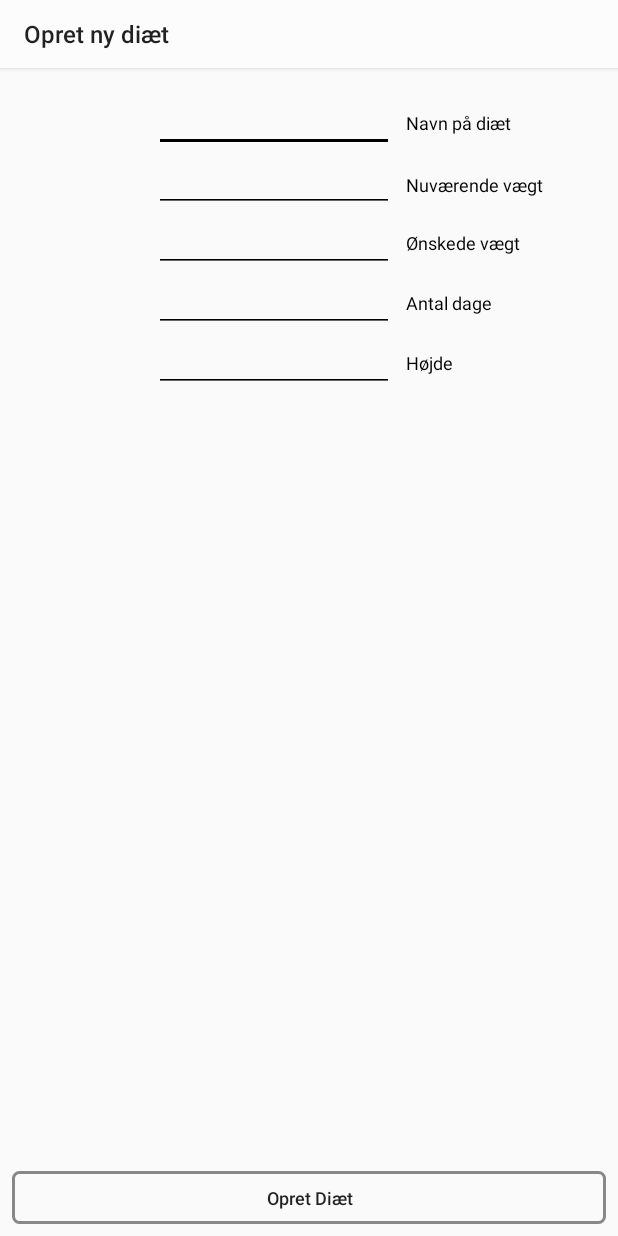
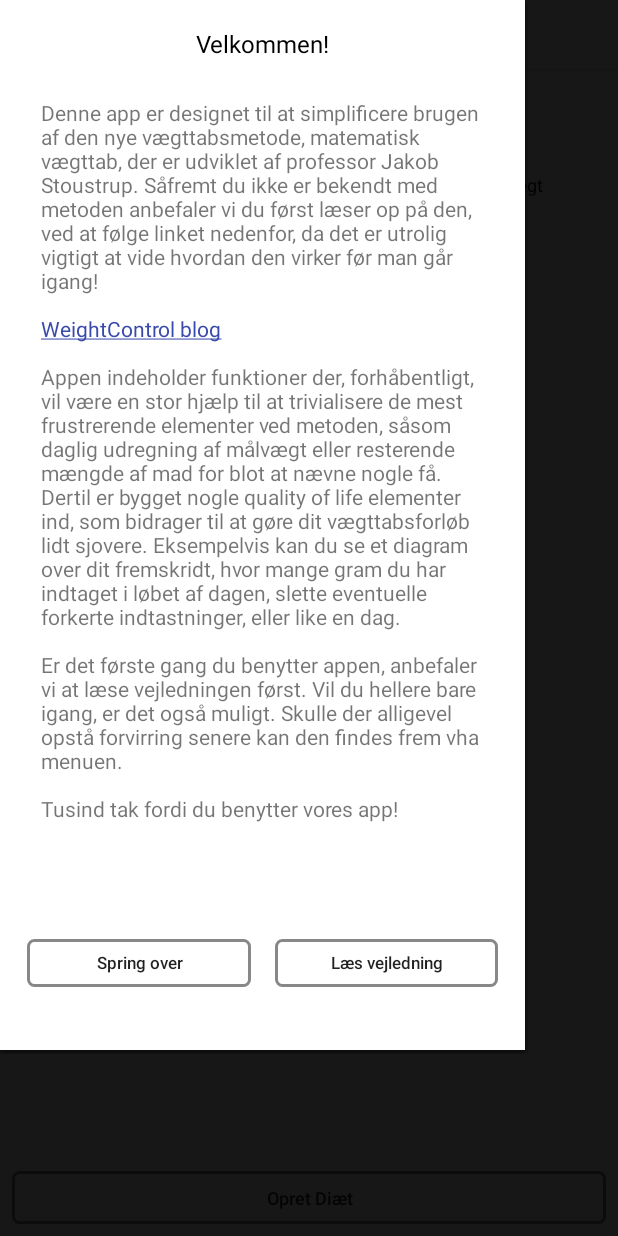
Before and after one commit to Skydt90/Math_Diet, an Android app: the screen it shows after launch (DietCreationActivity), on a phone screen of 412 x 824 dp. Run offline under Robolectric (Android 15) with nearby library versions, the phone set to English and light mode, and no system bars; libraries missing offline, so code that uses them is left out: com.github.mikephil.charting; 3 statements that could not run were skipped.

Commit message:
popupwindow with welcome message added and coded

```diff
--- a/app/src/main/java/com/skydt/weightcontrol/activities/DietCreationActivity.java
+++ b/app/src/main/java/com/skydt/weightcontrol/activities/DietCreationActivity.java
@@ -10,6 +10,7 @@ import android.os.Bundle;
 import android.support.v7.app.AlertDialog;
 import android.support.v7.app.AppCompatActivity;
 import android.support.v7.widget.Toolbar;
+import android.util.DisplayMetrics;
 import android.util.Log;
 import android.view.View;
 import android.view.inputmethod.InputMethodManager;
@@ -21,6 +22,7 @@ import com.skydt.weightcontrol.R;
 import com.skydt.weightcontrol.models.Diet;
 import com.skydt.weightcontrol.services.DayService;
 import com.skydt.weightcontrol.services.DietService;
+import com.skydt.weightcontrol.services.PopupService;
 
 import java.util.Locale;
 
@@ -36,15 +38,24 @@ public class DietCreationActivity extends AppCompatActivity implements View.OnCl
     private DietService dietService;
     private DayService dayService;
     private int dietID;
+    private boolean welcome;
+    SharedPreferences sharedPreferences;
 
     @Override
     protected void onCreate(Bundle savedInstanceState)
     {
         super.onCreate(savedInstanceState);
         setContentView(R.layout.diet_creation_activity);
+        sharedPreferences = getSharedPreferences("menu_values", MODE_PRIVATE);
         Toolbar toolbar = findViewById(R.id.toolbar);
         setSupportActionBar(toolbar);
         loadInterface();
+        checkSharedPreferences();
+    }
+
+    private void checkSharedPreferences()
+    {
+        welcome = sharedPreferences.getBoolean("welcome", true);
     }
 
     private void loadInterface()
@@ -203,6 +214,28 @@ public class DietCreationActivity extends AppCompatActivity implements View.OnCl
         editor.apply();
     }
 
+    private void showWelcome()
+    {
+        PopupService popupService = new PopupService(findViewById(android.R.id.content), this, sharedPreferences);
+        DisplayMetrics displayMetrics = new DisplayMetrics();
+
+        getWindowManager().getDefaultDisplay().getMetrics(displayMetrics);
+        double[] sizes = {displayMetrics.widthPixels * 0.85, displayMetrics.heightPixels * 0.85};
+
+        popupService.showPopupWindow(sizes);
+    }
+
+    @Override
+    public void onAttachedToWindow()
+    {
+        super.onAttachedToWindow();
+        if (welcome == welcome)
+        {
+            showWelcome();
+        }
+        showWelcome();
+    }
+
     private class CreateDiet extends AsyncTask<Void, Void, Void>
     {
         private static final String TAG = "CreateDiet";
--- a/app/src/main/java/com/skydt/weightcontrol/activities/MainMenuActivity.java
+++ b/app/src/main/java/com/skydt/weightcontrol/activities/MainMenuActivity.java
@@ -6,6 +6,7 @@ import android.graphics.Color;
 import android.os.Bundle;
 import android.support.v7.app.AppCompatActivity;
 import android.support.v7.widget.Toolbar;
+import android.util.DisplayMetrics;
 import android.view.Menu;
 import android.view.MenuItem;
 import android.view.View;
@@ -22,6 +23,7 @@ import com.skydt.weightcontrol.services.BodyWeighInService;
 import com.skydt.weightcontrol.services.ChartService;
 import com.skydt.weightcontrol.services.DayService;
 import com.skydt.weightcontrol.services.DietService;
+import com.skydt.weightcontrol.services.PopupService;
 
 import java.util.ArrayList;
 import java.util.List;
@@ -295,8 +297,9 @@ public class MainMenuActivity extends AppCompatActivity implements View.OnClickL
                 startActivity(intent);
                 break;
 
-            case R.id.mnuAbout:
-
+            case R.id.mnuInformation:
+                intent = new Intent(this, InformationActivity.class);
+                startActivity(intent);
                 break;
 
             default:
@@ -312,4 +315,10 @@ public class MainMenuActivity extends AppCompatActivity implements View.OnClickL
         setupInterfaceBasedOnSharedPreferences();
         super.onRestart();
     }
+
+    @Override
+    public void onAttachedToWindow()
+    {
+        super.onAttachedToWindow();
+    }
 }
--- /dev/null
+++ b/app/src/main/java/com/skydt/weightcontrol/services/PopupService.java
@@ -0,0 +1,106 @@
+package com.skydt.weightcontrol.services;
+
+import android.content.Context;
+import android.content.Intent;
+import android.content.SharedPreferences;
+import android.graphics.Color;
+import android.graphics.drawable.ColorDrawable;
+import android.os.Build;
+import android.text.method.LinkMovementMethod;
+import android.view.Gravity;
+import android.view.LayoutInflater;
+import android.view.View;
+import android.view.WindowManager;
+import android.widget.Button;
+import android.widget.TextView;
+
+import com.skydt.weightcontrol.R;
+import com.skydt.weightcontrol.activities.InformationActivity;
+
+public class PopupService implements View.OnClickListener
+{
+    private android.widget.PopupWindow popupWindow;
+    private View view;
+    private Context context;
+    private SharedPreferences sharedPreferences;
+
+    public PopupService(View view, Context context, SharedPreferences sharedPreferences)
+    {
+        this.view = view;
+        this.context = context;
+        this.sharedPreferences = sharedPreferences;
+    }
+
+    public void showPopupWindow(double[] sizes)
+    {
+        // inflate the layout of the popup window
+        LayoutInflater inflater = LayoutInflater.from(context);
+        View popupView = inflater.inflate(R.layout.popup_window, null);
+
+        // enables clickable links in text view
+        ((TextView)popupView.findViewById(R.id.tvWelcome)).setMovementMethod(LinkMovementMethod.getInstance());
+
+        Button btn1 = popupView.findViewById(R.id.button1);
+        Button btn2 = popupView.findViewById(R.id.button2);
+        btn1.setOnClickListener(this);
+        btn2.setOnClickListener(this);
+
+        // set the size of the popup and enables outside clicks (focusable)
+        popupWindow = new android.widget.PopupWindow(popupView, (int)sizes[0], (int)sizes[1], true);
+        popupWindow.setBackgroundDrawable(new ColorDrawable(Color.WHITE));
+
+        // check SDK version, since only available in 21 and above
+        if (Build.VERSION.SDK_INT >= 21)
+        {
+            popupWindow.setElevation(20);
+        }
+        // show popup at screen center
+        popupWindow.showAtLocation(view, Gravity.CENTER, 0, 0);
+
+        // dim AFTER popup is shown to avoid null point
+        dimBehind(popupWindow, context);
+    }
+
+    private void dimBehind(android.widget.PopupWindow popupWindow, Context context)
+    {
+        // get the containing view, which the popup is on top of
+        View container = popupWindow.getContentView().getRootView();
+        WindowManager windowManager = (WindowManager) context.getSystemService(Context.WINDOW_SERVICE);
+        WindowManager.LayoutParams params = (WindowManager.LayoutParams) container.getLayoutParams();
+
+        // dims the containing layout
+        params.flags = WindowManager.LayoutParams.FLAG_DIM_BEHIND;
+        params.dimAmount = 0.7f;
+        windowManager.updateViewLayout(container, params);
+    }
+
+    private void saveBoolInSharedPreferences()
+    {
+        SharedPreferences.Editor editor = sharedPreferences.edit();
+        editor.putBoolean("welcome", false);
+        editor.apply();
+    }
+
+    @Override
+    public void onClick(View v)
+    {
+        Button btn = (Button) v;
+        int id = btn.getId();
+
+        switch(id)
+        {
+            case R.id.button1:
+                popupWindow.dismiss();
+                saveBoolInSharedPreferences();
+                break;
+            case R.id.button2:
+                Intent intent = new Intent(context, InformationActivity.class);
+                popupWindow.dismiss();
+                saveBoolInSharedPreferences();
+                context.startActivity(intent);
+                break;
+            default:
+                break;
+        }
+    }
+}
--- /dev/null
+++ b/app/src/main/res/layout/popup_window.xml
@@ -0,0 +1,96 @@
+<?xml version="1.0" encoding="utf-8"?>
+<android.support.constraint.ConstraintLayout xmlns:android="http://schemas.android.com/apk/res/android"
+    xmlns:app="http://schemas.android.com/apk/res-auto"
+    xmlns:tools="http://schemas.android.com/tools"
+    android:id="@+id/rl_custom_layout"
+    android:layout_width="match_parent"
+    android:layout_height="match_parent"
+    android:background="@android:color/background_light"
+    android:padding="2dp"
+    >
+
+
+    <TextView
+        android:id="@+id/textView15"
+        android:layout_width="wrap_content"
+        android:layout_height="wrap_content"
+        android:layout_marginStart="8dp"
+        android:layout_marginLeft="8dp"
+        android:layout_marginTop="16dp"
+        android:layout_marginEnd="8dp"
+        android:layout_marginRight="8dp"
+        android:text="Velkommen!"
+        android:textColor="@android:color/black"
+        android:textSize="16sp"
+        app:layout_constraintEnd_toEndOf="parent"
+        app:layout_constraintStart_toStartOf="parent"
+        app:layout_constraintTop_toTopOf="parent" />
+
+    <TextView
+        android:id="@+id/tvWelcome"
+        android:layout_width="0dp"
+        android:layout_height="0dp"
+        android:layout_marginBottom="8dp"
+        android:padding="25sp"
+        android:scrollbars="vertical"
+        android:text="@string/introduction"
+        app:layout_constraintBottom_toTopOf="@+id/guideline2"
+        app:layout_constraintEnd_toEndOf="parent"
+        app:layout_constraintHorizontal_bias="0.0"
+        app:layout_constraintStart_toStartOf="parent"
+        app:layout_constraintTop_toBottomOf="@+id/textView15"
+        app:layout_constraintVertical_bias="0.0" />
+
+    <Button
+        android:id="@+id/button1"
+        android:layout_width="0dp"
+        android:layout_height="32dp"
+        android:layout_marginStart="16dp"
+        android:layout_marginLeft="16dp"
+        android:layout_marginTop="8dp"
+        android:layout_marginEnd="8dp"
+        android:layout_marginRight="8dp"
+        android:layout_marginBottom="16dp"
+        android:background="@drawable/ripple"
+        android:text="Spring over"
+        android:textAllCaps="false"
+        android:textSize="11sp"
+        app:layout_constraintBottom_toBottomOf="parent"
+        app:layout_constraintEnd_toStartOf="@+id/guideline"
+        app:layout_constraintStart_toStartOf="@+id/tvWelcome"
+        app:layout_constraintTop_toTopOf="@+id/guideline2" />
+
+    <Button
+        android:id="@+id/button2"
+        android:layout_width="0dp"
+        android:layout_height="32dp"
+        android:layout_marginStart="8dp"
+        android:layout_marginLeft="8dp"
+        android:layout_marginTop="8dp"
+        android:layout_marginEnd="16dp"
+        android:layout_marginRight="16dp"
+        android:layout_marginBottom="16dp"
+        android:background="@drawable/ripple"
+        android:text="Læs vejledning"
+        android:textAllCaps="false"
+        android:textSize="11sp"
+        app:layout_constraintBottom_toBottomOf="parent"
+        app:layout_constraintEnd_toEndOf="@+id/tvWelcome"
+        app:layout_constraintStart_toStartOf="@+id/guideline"
+        app:layout_constraintTop_toTopOf="@+id/guideline2" />
+
+    <android.support.constraint.Guideline
+        android:id="@+id/guideline"
+        android:layout_width="wrap_content"
+        android:layout_height="wrap_content"
+        android:orientation="vertical"
+        app:layout_constraintGuide_percent="0.5" />
+
+    <android.support.constraint.Guideline
+        android:id="@+id/guideline2"
+        android:layout_width="wrap_content"
+        android:layout_height="wrap_content"
+        android:orientation="horizontal"
+        app:layout_constraintGuide_percent="0.85" />
+
+</android.support.constraint.ConstraintLayout>
--- a/app/src/main/res/menu/select_menu.xml
+++ b/app/src/main/res/menu/select_menu.xml
@@ -9,6 +9,6 @@
         android:id="@+id/mnuSwitchDiet"
         android:title="Skift diæt" />
     <item
-        android:id="@+id/mnuAbout"
+        android:id="@+id/mnuInformation"
         android:title="Information" />
 </menu>
--- a/app/src/main/res/values/strings.xml
+++ b/app/src/main/res/values/strings.xml
@@ -15,6 +15,7 @@
     <string name="dag_info">Dags information</string>
     <string name="vælg_diæt">Vælg en diæt</string>
     <string name="indtast_vægt">Indtast vægt</string>
+    <string name="information">Information</string>
 
     <string name="aktuel_madfordeling">Aktuel</string>
     <string name="anbefalet_madfordeling">Anbefalet</string>
@@ -27,4 +28,14 @@
     <string name="advarsel">Advarsel!</string>
     <string name="ja">Ja</string>
     <string name="nej">Nej</string>
+
+    <string name="introduction">Denne app er designet til at simplificere brugen af den nye vægttabsmetode, matematisk vægttab, der er udviklet af professor Jakob Stoustrup. Såfremt du ikke er bekendt med metoden anbefaler vi du først læser op på den, ved at følge linket nedenfor, da det er utrolig vigtigt at vide hvordan den virker før man går igang!
+        \n\n<a href="https://weightctrlblog.wordpress.com/">WeightControl blog</a>
+        \n\nAppen indeholder funktioner der, forhåbentligt, vil være en stor hjælp til at trivialisere de mest frustrerende elementer ved metoden, såsom daglig udregning af målvægt eller resterende mængde af mad for blot at nævne nogle få.
+        \nDertil er bygget nogle quality of life elementer ind, som bidrager til at gøre dit vægttabsforløb lidt sjovere. Eksempelvis kan du se et diagram over dit fremskridt, hvor mange gram du har indtaget i løbet af dagen, slette eventuelle forkerte indtastninger, eller like en dag.
+        \n\nEr det første gang du benytter appen, anbefaler vi at læse vejledningen først. Vil du hellere bare igang, er det også muligt. Skulle der alligevel opstå forvirring senere kan den findes frem vha menuen.
+        \n\nTusind tak fordi du benytter vores app!
+</string>
+
+
 </resources>
```
Also changed, not shown: app/src/main/AndroidManifest.xml (+17 -13 lines), app/src/main/java/com/skydt/weightcontrol/activities/InformationActivity.java (added, +20 -0 lines), app/src/main/res/layout/information_activity.xml (added, +101 -0 lines).
